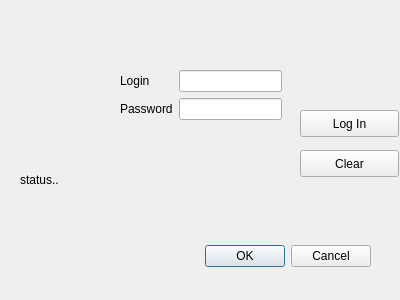
Above: MyZooShop/login.ui from annaprok/ZooShop before the change. Below: the same form after it.
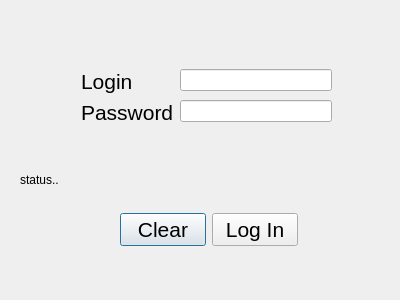
That is the form after the change.

```diff
--- a/MyZooShop/login.ui
+++ b/MyZooShop/login.ui
@@ -13,34 +13,23 @@
   <property name="windowTitle">
    <string>Dialog</string>
   </property>
-  <widget class="QDialogButtonBox" name="buttonBox">
-   <property name="geometry">
-    <rect>
-     <x>30</x>
-     <y>240</y>
-     <width>341</width>
-     <height>32</height>
-    </rect>
-   </property>
-   <property name="orientation">
-    <enum>Qt::Horizontal</enum>
-   </property>
-   <property name="standardButtons">
-    <set>QDialogButtonBox::Cancel|QDialogButtonBox::Ok</set>
-   </property>
-  </widget>
   <widget class="QWidget" name="formLayoutWidget">
    <property name="geometry">
     <rect>
-     <x>120</x>
-     <y>70</y>
-     <width>162</width>
-     <height>80</height>
+     <x>81</x>
+     <y>69</y>
+     <width>251</width>
+     <height>81</height>
     </rect>
    </property>
    <layout class="QFormLayout" name="formLayout">
     <item row="0" column="0">
      <widget class="QLabel" name="labelUsername">
+      <property name="font">
+       <font>
+        <pointsize>16</pointsize>
+       </font>
+      </property>
       <property name="text">
        <string>Login</string>
       </property>
@@ -48,6 +37,11 @@
     </item>
     <item row="1" column="0">
      <widget class="QLabel" name="labelPassword">
+      <property name="font">
+       <font>
+        <pointsize>16</pointsize>
+       </font>
+      </property>
       <property name="text">
        <string>Password</string>
       </property>
@@ -78,31 +72,42 @@
     <string>status..</string>
    </property>
   </widget>
-  <widget class="QPushButton" name="loginButton">
+  <widget class="QWidget" name="horizontalLayoutWidget">
    <property name="geometry">
     <rect>
-     <x>300</x>
-     <y>110</y>
-     <width>99</width>
-     <height>27</height>
+     <x>120</x>
+     <y>190</y>
+     <width>178</width>
+     <height>80</height>
     </rect>
    </property>
-   <property name="text">
-    <string>Log In</string>
-   </property>
-  </widget>
-  <widget class="QPushButton" name="clearButton">
-   <property name="geometry">
-    <rect>
-     <x>300</x>
-     <y>150</y>
-     <width>99</width>
-     <height>27</height>
-    </rect>
-   </property>
-   <property name="text">
-    <string>Clear</string>
-   </property>
+   <layout class="QHBoxLayout" name="horizontalLayout">
+    <item>
+     <widget class="QPushButton" name="clearButton">
+      <property name="font">
+       <font>
+        <pointsize>16</pointsize>
+       </font>
+      </property>
+      <property name="text">
+       <string>Clear</string>
+      </property>
+     </widget>
+    </item>
+    <item>
+     <widget class="QPushButton" name="loginButton">
+      <property name="font">
+       <font>
+        <pointsize>16</pointsize>
+        <italic>false</italic>
+       </font>
+      </property>
+      <property name="text">
+       <string>Log In</string>
+      </property>
+     </widget>
+    </item>
+   </layout>
   </widget>
  </widget>
  <resources/>
```
Left out of the diff: 35 changed lines with no effect on the pictures.
